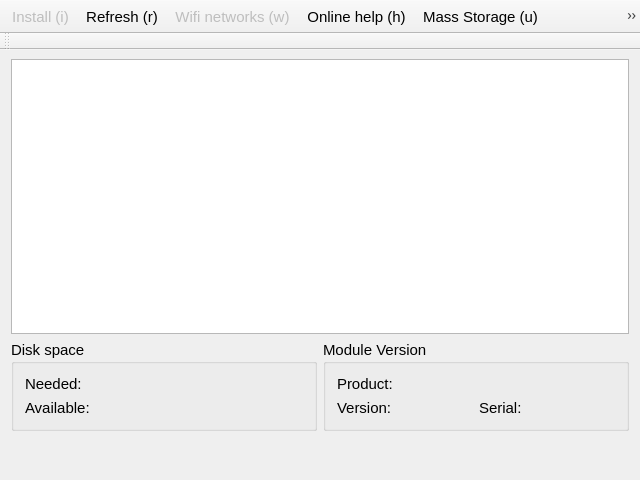
toradex/qt-tezi, file mainwindow.ui: the form before one commit.
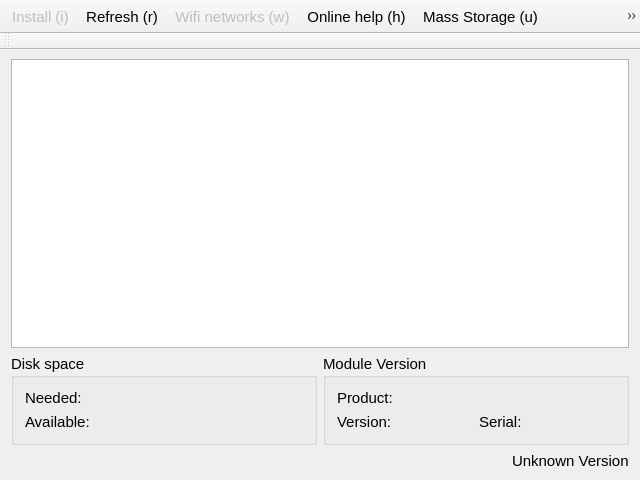
The form after the commit. Icons and pictures are not drawn.

Commit message: removed language/keyboard layout chooser

Patch:
```diff
--- a/mainwindow.ui
+++ b/mainwindow.ui
@@ -27,9 +27,9 @@
      <number>9</number>
     </property>
     <property name="bottomMargin">
-     <number>49</number>
+     <number>9</number>
     </property>
-    <item row="0" column="0">
+    <item row="1" column="0">
      <widget class="QListWidget" name="list">
       <property name="font">
        <font>
@@ -41,7 +41,7 @@
       </property>
      </widget>
     </item>
-    <item row="1" column="0">
+    <item row="2" column="0">
      <layout class="QHBoxLayout" name="horizontalLayout">
       <item>
        <widget class="QGroupBox" name="groupBox">
@@ -108,6 +108,39 @@
       </item>
      </layout>
     </item>
+    <item row="3" column="0">
+     <layout class="QHBoxLayout" name="horizontalLayout_3">
+      <item>
+       <spacer name="horizontalSpacer">
+        <property name="orientation">
+         <enum>Qt::Horizontal</enum>
+        </property>
+        <property name="sizeHint" stdset="0">
+         <size>
+          <width>40</width>
+          <height>20</height>
+         </size>
+        </property>
+       </spacer>
+      </item>
+      <item>
+       <widget class="QLabel" name="version">
+        <property name="minimumSize">
+         <size>
+          <width>0</width>
+          <height>0</height>
+         </size>
+        </property>
+        <property name="text">
+         <string>Unknown Version</string>
+        </property>
+        <property name="alignment">
+         <set>Qt::AlignLeading|Qt::AlignLeft|Qt::AlignVCenter</set>
+        </property>
+       </widget>
+      </item>
+     </layout>
+    </item>
    </layout>
   </widget>
   <widget class="QToolBar" name="mainToolBar">
```
Lines whose indentation alone changed are shown as unchanged. The commit also changes 11 other files.
